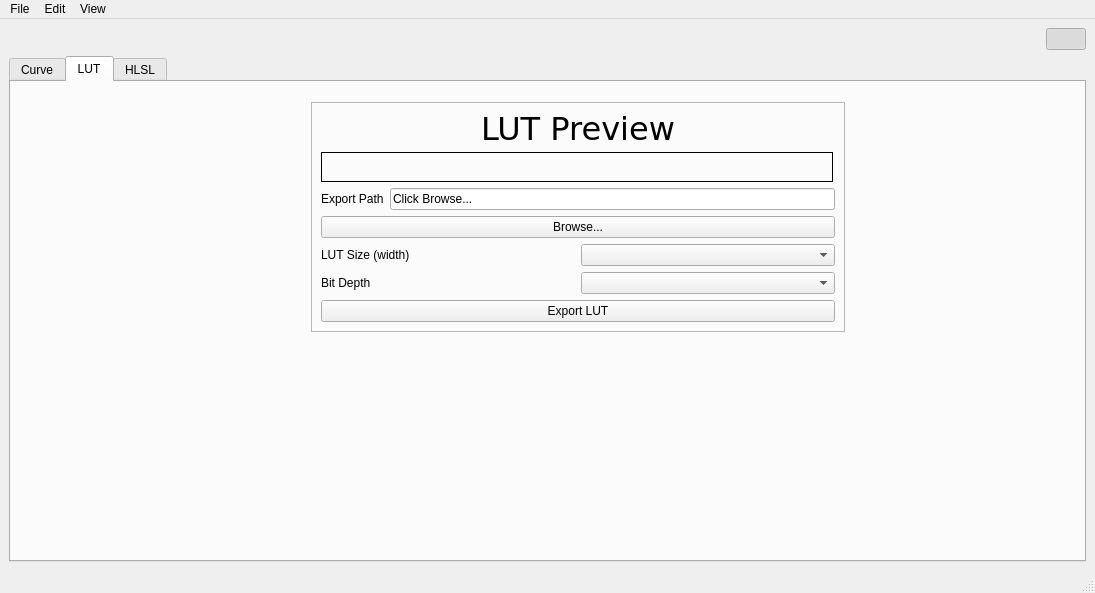
Above: mainwindow.ui from omriyaloz/Curve-Maker before the change. Below: the same form after it.
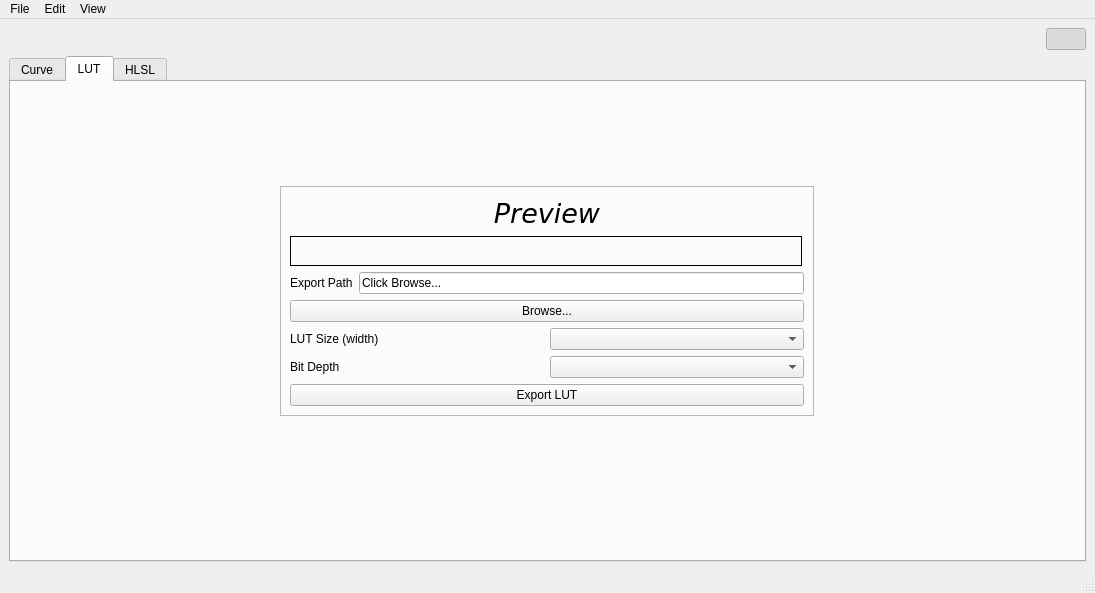
That is the form after the change. Icons and pictures are not drawn. Custom widgets are drawn as their Qt base class.

Commit message: UI tweaks and tooltips. Disabled maximize button

```diff
--- a/mainwindow.ui
+++ b/mainwindow.ui
@@ -363,21 +363,30 @@
        <attribute name="title">
         <string>LUT</string>
        </attribute>
+       <layout class="QGridLayout" name="gridLayout_3">
+        <item row="0" column="0">
        <widget class="QFrame" name="frame">
-        <property name="geometry">
-         <rect>
-          <x>300</x>
-          <y>20</y>
-          <width>534</width>
-          <height>230</height>
-         </rect>
-        </property>
         <property name="sizePolicy">
-         <sizepolicy hsizetype="Maximum" vsizetype="Maximum">
+           <sizepolicy hsizetype="Maximum" vsizetype="Preferred">
           <horstretch>0</horstretch>
           <verstretch>0</verstretch>
          </sizepolicy>
         </property>
+          <property name="minimumSize">
+           <size>
+            <width>534</width>
+            <height>0</height>
+           </size>
+          </property>
+          <property name="maximumSize">
+           <size>
+            <width>534</width>
+            <height>230</height>
+           </size>
+          </property>
+          <property name="whatsThis">
+           <string>&lt;html&gt;&lt;head/&gt;&lt;body&gt;&lt;p&gt;&lt;br/&gt;&lt;/p&gt;&lt;/body&gt;&lt;/html&gt;</string>
+          </property>
         <property name="frameShape">
          <enum>QFrame::Shape::StyledPanel</enum>
         </property>
@@ -392,14 +401,15 @@
              <property name="font">
               <font>
                <family>DejaVu Sans</family>
-               <pointsize>24</pointsize>
+                 <pointsize>20</pointsize>
+                 <italic>true</italic>
               </font>
              </property>
              <property name="layoutDirection">
               <enum>Qt::LayoutDirection::LeftToRight</enum>
              </property>
              <property name="text">
-              <string>LUT Preview</string>
+                <string>Preview</string>
              </property>
              <property name="alignment">
               <set>Qt::AlignmentFlag::AlignCenter</set>
@@ -496,6 +506,24 @@
          </item>
         </layout>
        </widget>
+        </item>
+        <item row="1" column="0">
+         <spacer name="verticalSpacer_2">
+          <property name="orientation">
+           <enum>Qt::Orientation::Vertical</enum>
+          </property>
+          <property name="sizeType">
+           <enum>QSizePolicy::Policy::Preferred</enum>
+          </property>
+          <property name="sizeHint" stdset="0">
+           <size>
+            <width>20</width>
+            <height>40</height>
+           </size>
+          </property>
+         </spacer>
+        </item>
+       </layout>
       </widget>
       <widget class="QWidget" name="tab_3">
        <attribute name="title">
```
Left out of the diff: 12 changed lines with no effect on the pictures. Lines whose indentation alone changed are shown as unchanged. The commit also changes 1 other file.
